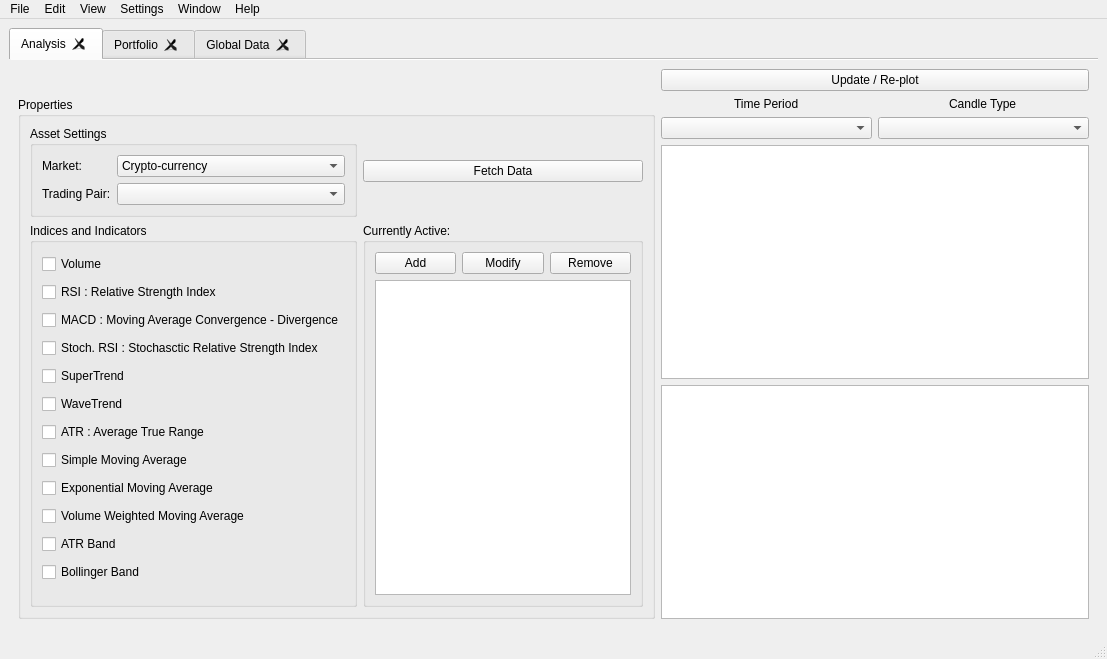
b-krtls/betterportfolio, file src/gui/layout.ui: the form before one commit.
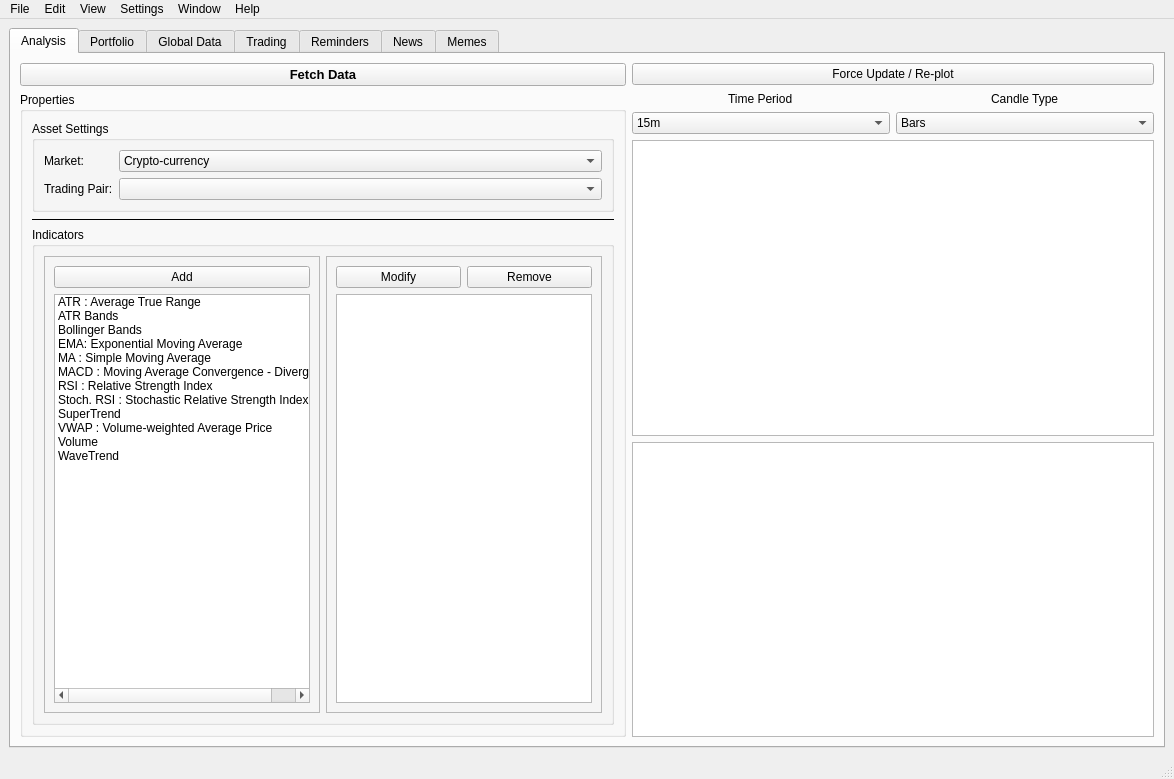
The form after the commit. The open tabs and pages were chosen to show the change.

Commit message: Changed layout.ui with QtDesigner

Patch:
```diff
--- a/src/gui/layout.ui
+++ b/src/gui/layout.ui
@@ -6,8 +6,8 @@
    <rect>
     <x>0</x>
     <y>0</y>
-    <width>1107</width>
-    <height>659</height>
+    <width>1174</width>
+    <height>779</height>
    </rect>
   </property>
   <property name="windowTitle">
@@ -27,10 +27,10 @@
        <enum>Qt::ElideNone</enum>
       </property>
       <property name="documentMode">
-       <bool>true</bool>
+       <bool>false</bool>
       </property>
       <property name="tabsClosable">
-       <bool>true</bool>
+       <bool>false</bool>
       </property>
       <property name="movable">
        <bool>true</bool>
@@ -43,10 +43,169 @@
         <string>Analysis</string>
        </attribute>
        <layout class="QGridLayout" name="gridLayout_3">
+        <item row="2" column="1">
+         <layout class="QVBoxLayout" name="verticalLayout">
+          <item>
+           <layout class="QHBoxLayout" name="horizontalLayout">
+            <item>
+             <layout class="QGridLayout" name="gridLayout_7">
+              <item row="0" column="0" alignment="Qt::AlignHCenter|Qt::AlignVCenter">
+               <widget class="QLabel" name="timePeriod_label">
+                <property name="text">
+                 <string>Time Period</string>
+                </property>
+                <property name="textFormat">
+                 <enum>Qt::AutoText</enum>
+                </property>
+                <property name="textInteractionFlags">
+                 <set>Qt::NoTextInteraction</set>
+                </property>
+               </widget>
+              </item>
+              <item row="0" column="1" alignment="Qt::AlignHCenter|Qt::AlignVCenter">
+               <widget class="QLabel" name="candleType_Label">
+                <property name="text">
+                 <string>Candle Type</string>
+                </property>
+                <property name="textInteractionFlags">
+                 <set>Qt::NoTextInteraction</set>
+                </property>
+               </widget>
+              </item>
+              <item row="1" column="0">
+               <widget class="QComboBox" name="comboBox">
+                <property name="mouseTracking">
+                 <bool>false</bool>
+                </property>
+                <property name="contextMenuPolicy">
+                 <enum>Qt::NoContextMenu</enum>
+                </property>
+                <property name="acceptDrops">
+                 <bool>true</bool>
+                </property>
+                <property name="layoutDirection">
+                 <enum>Qt::LeftToRight</enum>
+                </property>
+                <property name="autoFillBackground">
+                 <bool>false</bool>
+                </property>
+                <item>
+                 <property name="text">
+                  <string>15m</string>
+                 </property>
+                </item>
+                <item>
+                 <property name="text">
+                  <string>30m</string>
+                 </property>
+                </item>
+                <item>
+                 <property name="text">
+                  <string>45m</string>
+                 </property>
+                </item>
+                <item>
+                 <property name="text">
+                  <string>1h</string>
+                 </property>
+                </item>
+                <item>
+                 <property name="text">
+                  <string>2h</string>
+                 </property>
+                </item>
+                <item>
+                 <property name="text">
+                  <string>3h</string>
+                 </property>
+                </item>
+                <item>
+                 <property name="text">
+                  <string>4h</string>
+                 </property>
+                </item>
+                <item>
+                 <property name="text">
+                  <string>6h</string>
+                 </property>
+                </item>
+                <item>
+                 <property name="text">
+                  <string>8h</string>
+                 </property>
+                </item>
+                <item>
+                 <property name="text">
+                  <string>12h</string>
+                 </property>
+                </item>
+                <item>
+                 <property name="text">
+                  <string>1D</string>
+                 </property>
+                </item>
+                <item>
+                 <property name="text">
+                  <string>1W</string>
+                 </property>
+                </item>
+                <item>
+                 <property name="text">
+                  <string>2W</string>
+                 </property>
+                </item>
+                <item>
+                 <property name="text">
+                  <string>1M</string>
+                 </property>
+                </item>
+               </widget>
+              </item>
+              <item row="1" column="1">
+               <widget class="QComboBox" name="comboBox_2">
+                <item>
+                 <property name="text">
+                  <string>Bars</string>
+                 </property>
+                </item>
+                <item>
+                 <property name="text">
+                  <string>Candles</string>
+                 </property>
+                </item>
+                <item>
+                 <property name="text">
+                  <string>Line</string>
+                 </property>
+                </item>
+                <item>
+                 <property name="text">
+                  <string>Open-Close Only</string>
+                 </property>
+                </item>
+                <item>
+                 <property name="text">
+                  <string>Heikin-Ashi</string>
+                 </property>
+                </item>
+               </widget>
+              </item>
+             </layout>
+            </item>
+           </layout>
+          </item>
+          <item>
+           <widget class="QGraphicsView" name="graphicsView_2"/>
+          </item>
+          <item>
+           <widget class="QGraphicsView" name="graphicsView"/>
+          </item>
+         </layout>
+        </item>
         <item row="0" column="1">
          <widget class="QPushButton" name="pushButton">
           <property name="text">
-           <string>Update / Re-plot</string>
+           <string>Force Update / Re-plot</string>
           </property>
          </widget>
         </item>
@@ -56,97 +215,14 @@
            <string>Properties</string>
           </property>
           <layout class="QGridLayout" name="gridLayout_2">
-           <item row="2" column="0">
-            <widget class="QGroupBox" name="indicators_checkbox">
-             <property name="title">
-              <string>Indices and Indicators</string>
+           <item row="3" column="0">
+            <widget class="Line" name="line">
+             <property name="frameShadow">
+              <enum>QFrame::Plain</enum>
              </property>
-             <layout class="QVBoxLayout" name="verticalLayout_2">
-              <item>
-               <widget class="QCheckBox" name="checkBox_6">
-                <property name="text">
-                 <string>Volume</string>
-                </property>
-               </widget>
-              </item>
-              <item>
-               <widget class="QCheckBox" name="checkBox">
-                <property name="text">
-                 <string>RSI : Relative Strength Index</string>
-                </property>
-               </widget>
-              </item>
-              <item>
-               <widget class="QCheckBox" name="checkBox_4">
-                <property name="text">
-                 <string>MACD : Moving Average Convergence - Divergence</string>
-                </property>
-               </widget>
-              </item>
-              <item>
-               <widget class="QCheckBox" name="checkBox_3">
-                <property name="text">
-                 <string>Stoch. RSI : Stochasctic Relative Strength Index</string>
-                </property>
-               </widget>
-              </item>
-              <item>
-               <widget class="QCheckBox" name="checkBox_2">
-                <property name="text">
-                 <string>SuperTrend</string>
-                </property>
-               </widget>
-              </item>
-              <item>
-               <widget class="QCheckBox" name="checkBox_7">
-                <property name="text">
-                 <string>WaveTrend</string>
-                </property>
-               </widget>
-              </item>
-              <item>
-               <widget class="QCheckBox" name="checkBox_5">
-                <property name="text">
-                 <string>ATR : Average True Range</string>
-                </property>
-               </widget>
-              </item>
-              <item>
-               <widget class="QCheckBox" name="checkBox">
-                <property name="text">
-                 <string>Simple Moving Average</string>
-                </property>
-               </widget>
-              </item>
-              <item>
-               <widget class="QCheckBox" name="checkBox_2">
-                <property name="text">
-                 <string>Exponential Moving Average</string>
-                </property>
-               </widget>
-              </item>
-              <item>
-               <widget class="QCheckBox" name="checkBox_3">
-                <property name="text">
-                 <string>Volume Weighted Moving Average</string>
-                </property>
-               </widget>
-              </item>
-              <item>
-               <widget class="QCheckBox" name="checkBox_8">
-                <property name="text">
-                 <string>ATR Band</string>
-                </property>
-               </widget>
-              </item>
-              <item>
-               <widget class="QCheckBox" name="checkBox_9">
-                <property name="text">
-                 <string>Bollinger Band</string>
-                </property>
-               </widget>
-              </item>
-             </layout>
+             <property name="orientation">
+              <enum>Qt::Horizontal</enum>
+             </property>
             </widget>
            </item>
            <item row="1" column="0">
@@ -155,14 +231,14 @@
               <string>Asset Settings</string>
              </property>
              <layout class="QFormLayout" name="formLayout">
-              <item row="0" column="0">
+              <item row="1" column="0">
                <widget class="QLabel" name="market_label">
                 <property name="text">
                  <string>Market:</string>
                 </property>
                </widget>
               </item>
-              <item row="0" column="1">
+              <item row="1" column="1">
                <widget class="QComboBox" name="market_comboBox">
                 <property name="currentText">
                  <string>Crypto-currency</string>
@@ -204,112 +280,156 @@
                 </item>
                </widget>
               </item>
-              <item row="1" column="0">
+              <item row="3" column="0">
                <widget class="QLabel" name="trading_pair_label">
                 <property name="text">
                  <string>Trading Pair:</string>
                 </property>
                </widget>
               </item>
-              <item row="1" column="1">
+              <item row="3" column="1">
                <widget class="QComboBox" name="trading_pair_comboBox"/>
               </item>
              </layout>
             </widget>
            </item>
-           <item row="1" column="1">
-            <widget class="QPushButton" name="fetch_pushButton">
-             <property name="text">
-              <string>Fetch Data</string>
-             </property>
-            </widget>
-           </item>
-           <item row="2" column="1">
-            <widget class="QGroupBox" name="groupBox">
+           <item row="4" column="0">
+            <widget class="QGroupBox" name="indicators_checkbox">
              <property name="title">
-              <string>Currently Active:</string>
+              <string>Indicators</string>
              </property>
-             <layout class="QGridLayout" name="gridLayout_6">
-              <item row="0" column="1">
-               <widget class="QPushButton" name="pushButton_3">
-                <property name="text">
-                 <string>Modify</string>
+             <layout class="QHBoxLayout" name="horizontalLayout_2">
+              <item>
+               <widget class="QFrame" name="frame_2">
+                <property name="frameShape">
+                 <enum>QFrame::StyledPanel</enum>
                 </property>
-               </widget>
-              </item>
-              <item row="0" column="2">
-               <widget class="QPushButton" name="pushButton_2">
-                <property name="text">
-                 <string>Remove</string>
+                <property name="frameShadow">
+                 <enum>QFrame::Raised</enum>
                 </property>
+                <layout class="QVBoxLayout" name="verticalLayout_2">
+                 <item>
+                  <widget class="QPushButton" name="pushButton_4">
+                   <property name="text">
+                    <string>Add</string>
+                   </property>
+                  </widget>
+                 </item>
+                 <item>
+                  <widget class="QListWidget" name="listWidget_5">
+                   <item>
+                    <property name="text">
+                     <string>ATR : Average True Range</string>
+                    </property>
+                   </item>
+                   <item>
+                    <property name="text">
+                     <string>ATR Bands</string>
+                    </property>
+                   </item>
+                   <item>
+                    <property name="text">
+                     <string>Bollinger Bands</string>
+                    </property>
+                   </item>
+                   <item>
+                    <property name="text">
+                     <string>EMA: Exponential Moving Average</string>
+                    </property>
+                   </item>
+                   <item>
+                    <property name="text">
+                     <string>MA : Simple Moving Average</string>
+                    </property>
+                   </item>
+                   <item>
+                    <property name="text">
+                     <string>MACD : Moving Average Convergence - Divergence</string>
+                    </property>
+                   </item>
+                   <item>
+                    <property name="text">
+                     <string>RSI : Relative Strength Index</string>
+                    </property>
+                   </item>
+                   <item>
+                    <property name="text">
+                     <string>Stoch. RSI : Stochastic Relative Strength Index</string>
+                    </property>
+                   </item>
+                   <item>
+                    <property name="text">
+                     <string>SuperTrend</string>
+                    </property>
+                   </item>
+                   <item>
+                    <property name="text">
+                     <string>VWAP : Volume-weighted Average Price</string>
+                    </property>
+                   </item>
+                   <item>
+                    <property name="text">
+                     <string>Volume</string>
+                    </property>
+                   </item>
+                   <item>
+                    <property name="text">
+                     <string>WaveTrend</string>
+                    </property>
+                   </item>
+                  </widget>
+                 </item>
+                </layout>
                </widget>
               </item>
-              <item row="0" column="0">
-               <widget class="QPushButton" name="pushButton_4">
-                <property name="text">
-                 <string>Add</string>
+              <item>
+               <widget class="QFrame" name="frame">
+                <property name="frameShape">
+                 <enum>QFrame::StyledPanel</enum>
                 </property>
+                <property name="frameShadow">
+                 <enum>QFrame::Raised</enum>
+                </property>
+                <layout class="QGridLayout" name="gridLayout_6">
+                 <item row="1" column="0" colspan="2">
+                  <widget class="QListWidget" name="listWidget"/>
+                 </item>
+                 <item row="0" column="0">
+                  <widget class="QPushButton" name="pushButton_3">
+                   <property name="text">
+                    <string>Modify</string>
+                   </property>
+                  </widget>
+                 </item>
+                 <item row="0" column="1">
+                  <widget class="QPushButton" name="pushButton_2">
+                   <property name="text">
+                    <string>Remove</string>
+                   </property>
+                  </widget>
+                 </item>
+                </layout>
                </widget>
               </item>
-              <item row="1" column="0" colspan="3">
-               <widget class="QListWidget" name="listWidget"/>
-              </item>
              </layout>
             </widget>
            </item>
           </layout>
          </widget>
         </item>
-        <item row="2" column="1">
-         <layout class="QVBoxLayout" name="verticalLayout">
-          <item>
-           <layout class="QHBoxLayout" name="horizontalLayout">
-            <item>
-             <layout class="QGridLayout" name="gridLayout_7">
-              <item row="0" column="0" alignment="Qt::AlignHCenter|Qt::AlignVCenter">
-               <widget class="QLabel" name="timePeriod_label">
-                <property name="text">
-                 <string>Time Period</string>
-                </property>
-                <property name="textFormat">
-                 <enum>Qt::AutoText</enum>
-                </property>
-                <property name="textInteractionFlags">
-                 <set>Qt::NoTextInteraction</set>
-                </property>
-               </widget>
-              </item>
-              <item row="0" column="1" alignment="Qt::AlignHCenter|Qt::AlignVCenter">
-               <widget class="QLabel" name="candleType_Label">
-                <property name="text">
-                 <string>Candle Type</string>
-                </property>
-                <property name="textInteractionFlags">
-                 <set>Qt::NoTextInteraction</set>
-                </property>
-               </widget>
-              </item>
-              <item row="1" column="0">
-               <widget class="QComboBox" name="comboBox">
-                <property name="contextMenuPolicy">
-                 <enum>Qt::DefaultContextMenu</enum>
-                </property>
-               </widget>
-              </item>
-              <item row="1" column="1">
-               <widget class="QComboBox" name="comboBox_2"/>
-              </item>
-             </layout>
-            </item>
-           </layout>
-          </item>
-          <item>
-           <widget class="QGraphicsView" name="graphicsView_2"/>
-          </item>
-          <item>
-           <widget class="QGraphicsView" name="graphicsView"/>
-          </item>
-         </layout>
+        <item row="0" column="0">
+         <widget class="QPushButton" name="fetch_pushButton">
+          <property name="font">
+           <font>
+            <pointsize>10</pointsize>
+            <weight>75</weight>
+            <bold>true</bold>
+           </font>
+          </property>
+          <property name="text">
+           <string>Fetch Data</string>
+          </property>
+         </widget>
         </item>
        </layout>
       </widget>
@@ -323,7 +443,114 @@
        <attribute name="title">
         <string>Global Data</string>
        </attribute>
-       <layout class="QGridLayout" name="gridLayout_5"/>
+       <layout class="QVBoxLayout" name="verticalLayout_4">
+        <item>
+         <layout class="QGridLayout" name="gridLayout_5">
+          <item row="0" column="0">
+           <widget class="QLabel" name="label_2">
+            <property name="text">
+             <string>Country:</string>
+            </property>
+           </widget>
+          </item>
+          <item row="3" column="0">
+           <layout class="QFormLayout" name="formLayout_3">
+            <item row="0" column="0">
+             <widget class="QCheckBox" name="checkBox">
+              <property name="text">
+               <string>CheckBox</string>
+              </property>
+             </widget>
+            </item>
+            <item row="1" column="0">
+             <widget class="QCheckBox" name="checkBox_2">
+              <property name="text">
+               <string>CheckBox</string>
+              </property>
+             </widget>
+            </item>
+            <item row="2" column="0">
+             <widget class="QCheckBox" name="checkBox_3">
+              <property name="text">
+               <string>CheckBox</string>
+              </property>
+             </widget>
+            </item>
+            <item row="3" column="0">
+             <widget class="QCheckBox" name="checkBox_4">
+              <property name="text">
+               <string>CheckBox</string>
+              </property>
+             </widget>
+            </item>
+            <item row="4" column="0">
+             <widget class="QCheckBox" name="checkBox_5">
+              <property name="text">
+               <string>CheckBox</string>
+              </property>
+             </widget>
+            </item>
+            <item row="5" column="0">
+             <widget class="QCheckBox" name="checkBox_6">
+              <property name="text">
+               <string>CheckBox</string>
+              </property>
+             </widget>
+            </item>
+           </layout>
+          </item>
+          <item row="1" column="0">
+           <widget class="QComboBox" name="comboBox_3">
+            <item>
+             <property name="text">
+              <string>US</string>
+             </property>
+            </item>
+            <item>
+             <property name="text">
+              <string>Turkiye</string>
+             </property>
+            </item>
+           </widget>
+          </item>
+         </layout>
+        </item>
+       </layout>
+      </widget>
+      <widget class="QWidget" name="trading">
+       <property name="accessibleName">
+        <string/>
+       </property>
+       <attribute name="title">
+        <string>Trading</string>
+       </attribute>
+      </widget>
+      <widget class="QWidget" name="reminders">
+       <attribute name="title">
+        <string>Reminders</string>
+       </attribute>
+       <layout class="QGridLayout" name="gridLayout_9">
+        <item row="0" column="0">
+         <widget class="QLabel" name="trading_pair_label_2">
+          <property name="text">
+           <string>Trading Pair:</string>
+          </property>
+         </widget>
+        </item>
+        <item row="0" column="1">
+         <widget class="QComboBox" name="trading_pair_comboBox_2"/>
+        </item>
+       </layout>
+      </widget>
+      <widget class="QWidget" name="news">
+       <attribute name="title">
+        <string>News</string>
+       </attribute>
+      </widget>
+      <widget class="QWidget" name="memes">
+       <attribute name="title">
+        <string>Memes</string>
+       </attribute>
       </widget>
      </widget>
     </item>
@@ -334,7 +561,7 @@
     <rect>
      <x>0</x>
      <y>0</y>
-     <width>1107</width>
+     <width>1174</width>
      <height>26</height>
     </rect>
    </property>
```
Left out of the diff: 191 changed lines with no effect on the pictures.
